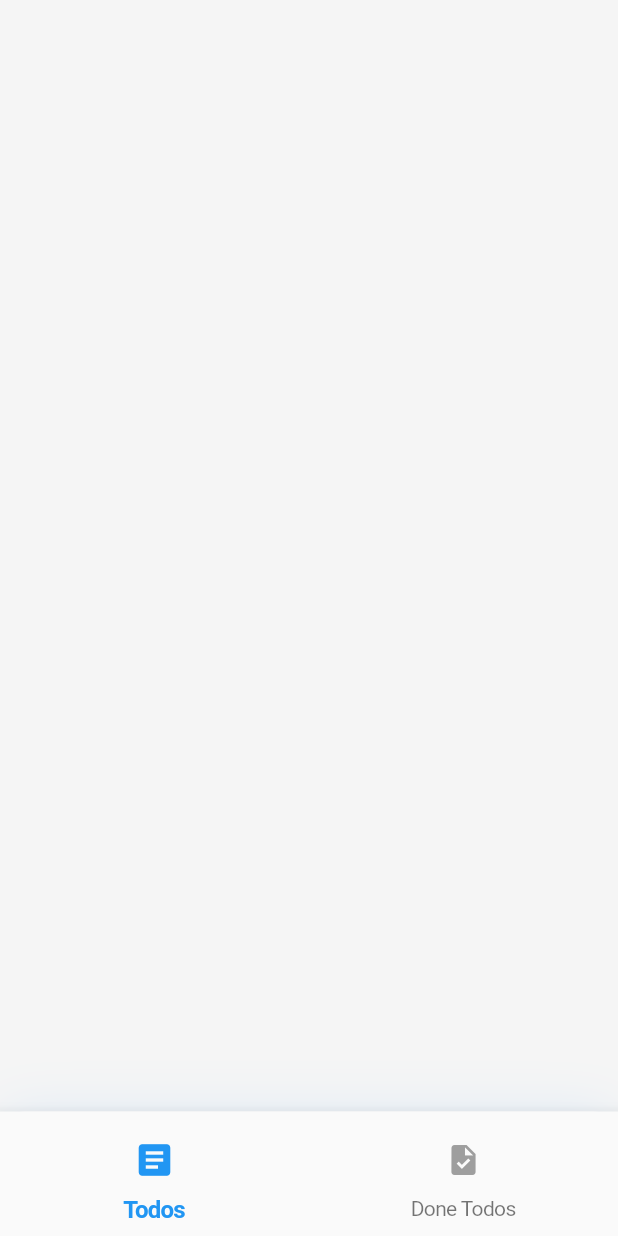
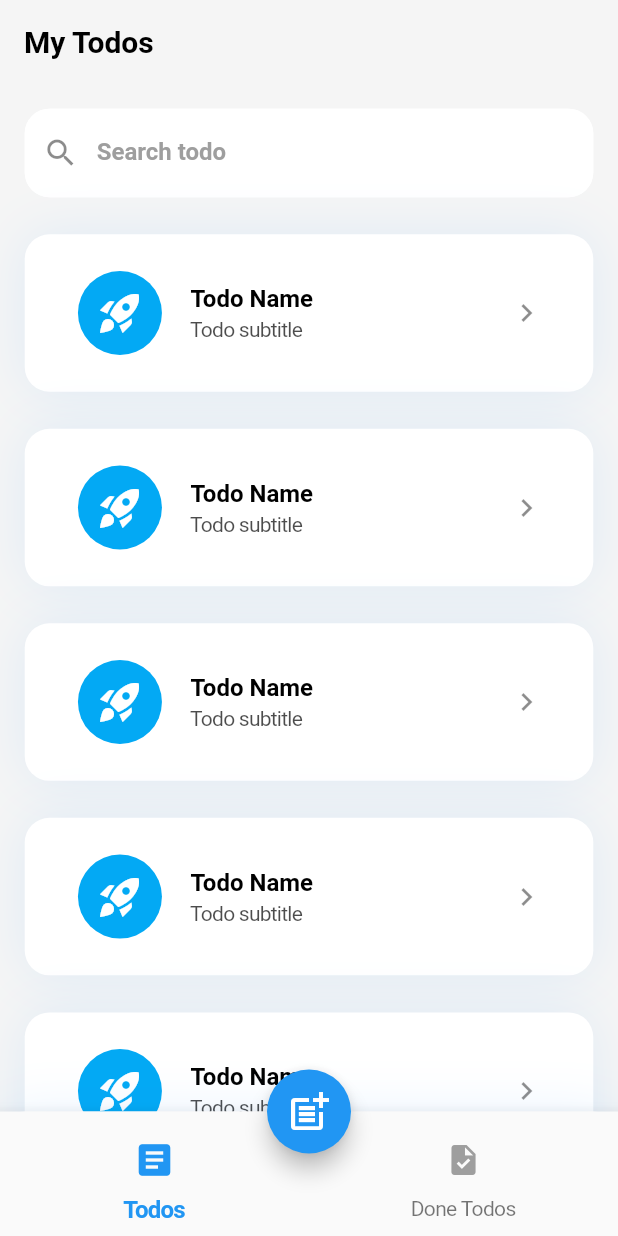
Before and after one commit to akaanuzman/todo_app, a Flutter app: the NavbarView screen opened directly, on a phone screen of 412 x 824 dp. Run offline on Flutter 3.47's test engine with Material 2 defaults, Android fonts, the phone set to English and light mode, and no system bars; our stand-ins replace animate_do, flutter_secure_storage, shimmer_animation; missing offline and left inert: async_button; accounts and stored records are empty; generated files the repository leaves out were written again.

Commit message:
todos ui was compalted.

```diff
--- a/assets/langs/app_en.arb
+++ b/assets/langs/app_en.arb
@@ -15,5 +15,8 @@
     "registerSubtitle": "Create your account and join with us!",
     "registerSuccessful": "Register Successful",
     "registerFailed": "Register Failed",
-    "registerSuccessfulContent": "You registered in successful!"
+    "registerSuccessfulContent": "You registered in successful!",
+    "todosAppBar": "My Todos",
+    "searchTodo": "Search todo",
+    "addTodo": "Add Todo"
 }
--- a/lib/core/constants/icon_constants.dart
+++ b/lib/core/constants/icon_constants.dart
@@ -20,8 +20,10 @@ class IconConstants {
   Icon get search => const Icon(Icons.search);
   Icon get language => const Icon(Icons.language);
   Icon get place => const Icon(Icons.place);
-  Icon get description=> const Icon(Icons.description);
-
-
-
+  Icon get description => const Icon(Icons.description);
+  Icon get right => const Icon(Icons.chevron_right);
+  Icon get addTodo => const Icon(
+        Icons.post_add,
+        size: 32,
+      );
 }
--- a/lib/products/viewmodels/navbar_view_model.dart
+++ b/lib/products/viewmodels/navbar_view_model.dart
@@ -1,4 +1,5 @@
 import 'package:flutter/material.dart';
+import 'package:todo_app/products/views/home/todos_view.dart';
 import '../../core/base/base_singleton.dart';
 import '../models/navbar_model.dart';
 
@@ -19,7 +20,7 @@ class NavbarViewModel extends ChangeNotifier with BaseSingleton {
   List<NavbarModel> get items => _items;
 
   final List<Widget> _views = [
-    const Scaffold(),
+    const TodosView(),
     const Scaffold(),
   ];
 
--- a/lib/products/views/common/navbar_view.dart
+++ b/lib/products/views/common/navbar_view.dart
@@ -1,7 +1,7 @@
 import 'package:animate_do/animate_do.dart';
 import 'package:flutter/material.dart';
 import 'package:provider/provider.dart';
-
+import 'package:flutter_gen/gen_l10n/app_localizations.dart';
 import '../../../core/base/base_singleton.dart';
 import '../../../core/extensions/ui_extensions.dart';
 import '../../../uikit/decoration/special_container_decoration.dart';
@@ -17,6 +17,10 @@ class NavbarView extends StatelessWidget with BaseSingleton {
         return Scaffold(
           body: provider.views.elementAt(provider.currentIndex),
           bottomNavigationBar: _navbar(context, provider),
+          floatingActionButton: _fabButton(context),
+          // TODO: Add my core structure
+          floatingActionButtonLocation:
+              FloatingActionButtonLocation.centerDocked,
         );
       },
     );
@@ -52,4 +56,12 @@ class NavbarView extends StatelessWidget with BaseSingleton {
       ),
     );
   }
+
+  FloatingActionButton _fabButton(BuildContext context) {
+    return FloatingActionButton(
+      tooltip: AppLocalizations.of(context)!.addTodo,
+      onPressed: () {},
+      child: icons.addTodo,
+    );
+  }
 }
--- /dev/null
+++ b/lib/products/views/home/todos_view.dart
@@ -0,0 +1,106 @@
+import 'package:animate_do/animate_do.dart';
+import 'package:flutter/material.dart';
+import 'package:flutter_gen/gen_l10n/app_localizations.dart';
+import 'package:todo_app/core/base/base_singleton.dart';
+import 'package:todo_app/core/extensions/ui_extensions.dart';
+import 'package:todo_app/uikit/decoration/special_container_decoration.dart';
+import 'package:todo_app/uikit/textformfield/default_text_form_field.dart';
+
+class TodosView extends StatelessWidget with BaseSingleton {
+  const TodosView({super.key});
+
+  @override
+  Widget build(BuildContext context) {
+    return Scaffold(
+      appBar: AppBar(
+        title: _appBarTitle(context),
+      ),
+      body: FadeInLeft(
+        child: ListView(
+          padding: context.padding2x,
+          shrinkWrap: true,
+          children: [
+            _searchField(context),
+            context.emptySizedHeightBox3x,
+            _todos(context)
+          ],
+        ),
+      ),
+    );
+  }
+
+  FadeInRight _appBarTitle(BuildContext context) {
+    return FadeInRight(
+      child: Text(AppLocalizations.of(context)!.todosAppBar),
+    );
+  }
+
+  DefaultTextFormField _searchField(BuildContext context) {
+    bool filled = true;
+    return DefaultTextFormField(
+      context: context,
+      filled: filled,
+      fillColor: colors.white,
+      labelText: AppLocalizations.of(context)!.searchTodo,
+      prefixIcon: icons.search,
+    );
+  }
+
+  ListView _todos(BuildContext context) {
+    bool shrinkWrap = true;
+    return ListView.separated(
+      shrinkWrap: shrinkWrap,
+      // TODO: ADD CORE STRUCTURE
+      physics: const NeverScrollableScrollPhysics(),
+      itemBuilder: (context, index) {
+        return _todo(context);
+      },
+      separatorBuilder: (_, __) => context.emptySizedHeightBox3x,
+      itemCount: 50,
+    );
+  }
+
+  Container _todo(BuildContext context) {
+    return Container(
+      padding: context.padding2x,
+      decoration: SpecialContainerDecoration(context: context),
+      child: ListTile(
+        leading: _todoLeading(context),
+        title: _todoTitle(context),
+        subtitle: _todoSubtitle(context),
+        trailing: icons.right,
+      ),
+    );
+  }
+
+  SizedBox _todoLeading(BuildContext context) {
+    return SizedBox(
+      height: 62,
+      width: 62,
+      child: CircleAvatar(
+        backgroundColor: context.randomColor,
+        child: Icon(
+          Icons.rocket_launch,
+          color: colors.white,
+          size: 32,
+        ),
+      ),
+    );
+  }
+
+  Text _todoTitle(BuildContext context) {
+    return Text(
+      "Todo Name",
+      style: context.textTheme.subtitle1!.copyWith(fontWeight: context.fw700),
+    );
+  }
+
+  Text _todoSubtitle(BuildContext context) {
+    return Text(
+      "Todo subtitle",
+      style: context.textTheme.subtitle2!.copyWith(
+        color: colors.black.withOpacity(0.7),
+      ),
+    );
+  }
+}
```
